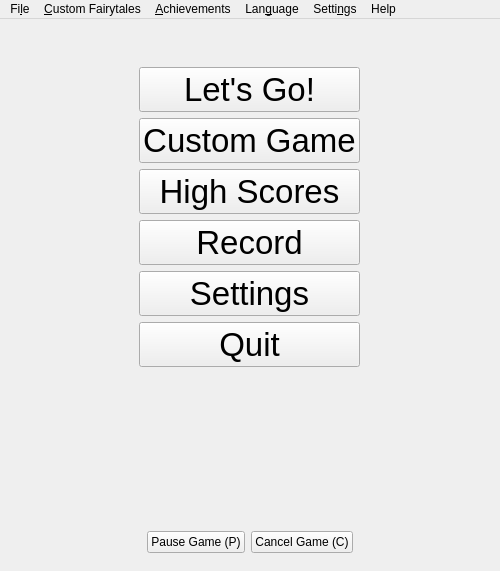
Above: ui/mainwindow.ui from tdauth/gustavsfairyland before the change. Below: the same form after it.
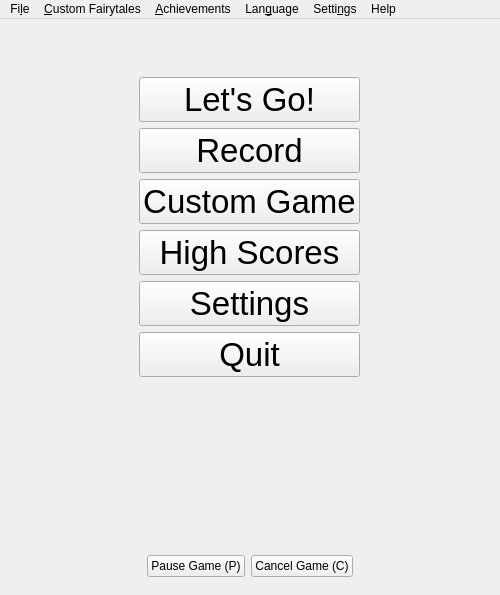
That is the form after the change. Icons and pictures are not drawn.

Commit message: Fixed twice clips in the end of a fairytale, increased default font size, show all people in the fairytale descriptions, changed order of game buttons

```diff
--- a/ui/mainwindow.ui
+++ b/ui/mainwindow.ui
@@ -7,7 +7,7 @@
     <x>0</x>
     <y>0</y>
     <width>500</width>
-    <height>571</height>
+    <height>595</height>
    </rect>
   </property>
   <property name="sizePolicy">
@@ -47,20 +47,14 @@
       </property>
       <layout class="QGridLayout" name="gridLayout">
        <item row="3" column="0">
-        <widget class="QPushButton" name="highScoresPushButton">
-         <property name="minimumSize">
-          <size>
-           <width>200</width>
-           <height>0</height>
-          </size>
-         </property>
+        <widget class="QPushButton" name="customGamePushButton">
          <property name="font">
           <font>
            <pointsize>25</pointsize>
           </font>
          </property>
          <property name="text">
-          <string>High Scores</string>
+          <string>Custom Game</string>
          </property>
          <property name="icon">
           <iconset resource="../oxygen-icons-png-master/oxygen.qrc">
@@ -120,8 +114,8 @@
          </property>
         </widget>
        </item>
-       <item row="7" column="0">
-        <spacer name="verticalSpacer">
+       <item row="0" column="0">
+        <spacer name="verticalSpacer_2">
          <property name="orientation">
           <enum>Qt::Vertical</enum>
          </property>
@@ -134,6 +128,28 @@
         </spacer>
        </item>
        <item row="6" column="0">
+        <widget class="QPushButton" name="settingsPushButton">
+         <property name="font">
+          <font>
+           <pointsize>25</pointsize>
+          </font>
+         </property>
+         <property name="text">
+          <string>Settings</string>
+         </property>
+         <property name="icon">
+          <iconset resource="../oxygen-icons-png-master/oxygen.qrc">
+           <normaloff>:/themes/oxygen/32x32/actions/games-config-options.png</normaloff>:/themes/oxygen/32x32/actions/games-config-options.png</iconset>
+         </property>
+         <property name="iconSize">
+          <size>
+           <width>32</width>
+           <height>32</height>
+          </size>
+         </property>
+        </widget>
+       </item>
+       <item row="7" column="0">
         <widget class="QPushButton" name="quitPushButton">
          <property name="sizePolicy">
           <sizepolicy hsizetype="Minimum" vsizetype="Fixed">
@@ -167,52 +183,8 @@
          </property>
         </widget>
        </item>
-       <item row="2" column="0">
-        <widget class="QPushButton" name="customGamePushButton">
-         <property name="font">
-          <font>
-           <pointsize>25</pointsize>
-          </font>
-         </property>
-         <property name="text">
-          <string>Custom Game</string>
-         </property>
-         <property name="icon">
-          <iconset resource="../oxygen-icons-png-master/oxygen.qrc">
-           <normaloff>:/themes/oxygen/32x32/actions/games-solve.png</normaloff>:/themes/oxygen/32x32/actions/games-solve.png</iconset>
-         </property>
-         <property name="iconSize">
-          <size>
-           <width>32</width>
-           <height>32</height>
-          </size>
-         </property>
-        </widget>
-       </item>
-       <item row="5" column="0">
-        <widget class="QPushButton" name="settingsPushButton">
-         <property name="font">
-          <font>
-           <pointsize>25</pointsize>
-          </font>
-         </property>
-         <property name="text">
-          <string>Settings</string>
-         </property>
-         <property name="icon">
-          <iconset resource="../oxygen-icons-png-master/oxygen.qrc">
-           <normaloff>:/themes/oxygen/32x32/actions/games-config-options.png</normaloff>:/themes/oxygen/32x32/actions/games-config-options.png</iconset>
-         </property>
-         <property name="iconSize">
-          <size>
-           <width>32</width>
-           <height>32</height>
-          </size>
-         </property>
-        </widget>
-       </item>
-       <item row="0" column="0">
-        <spacer name="verticalSpacer_2">
+       <item row="8" column="0">
+        <spacer name="verticalSpacer">
          <property name="orientation">
           <enum>Qt::Vertical</enum>
          </property>
@@ -225,6 +197,34 @@
         </spacer>
        </item>
        <item row="4" column="0">
+        <widget class="QPushButton" name="highScoresPushButton">
+         <property name="minimumSize">
+          <size>
+           <width>200</width>
+           <height>0</height>
+          </size>
+         </property>
+         <property name="font">
+          <font>
+           <pointsize>25</pointsize>
+          </font>
+         </property>
+         <property name="text">
+          <string>High Scores</string>
+         </property>
+         <property name="icon">
+          <iconset resource="../oxygen-icons-png-master/oxygen.qrc">
+           <normaloff>:/themes/oxygen/22x22/actions/games-highscores.png</normaloff>:/themes/oxygen/22x22/actions/games-highscores.png</iconset>
+         </property>
+         <property name="iconSize">
+          <size>
+           <width>32</width>
+           <height>32</height>
+          </size>
+         </property>
+        </widget>
+       </item>
+       <item row="2" column="0">
         <widget class="QPushButton" name="recordPushButton">
          <property name="font">
           <font>
```
Left out of the diff: 7 changed lines with no effect on the pictures. The commit also changes 3 other files.
